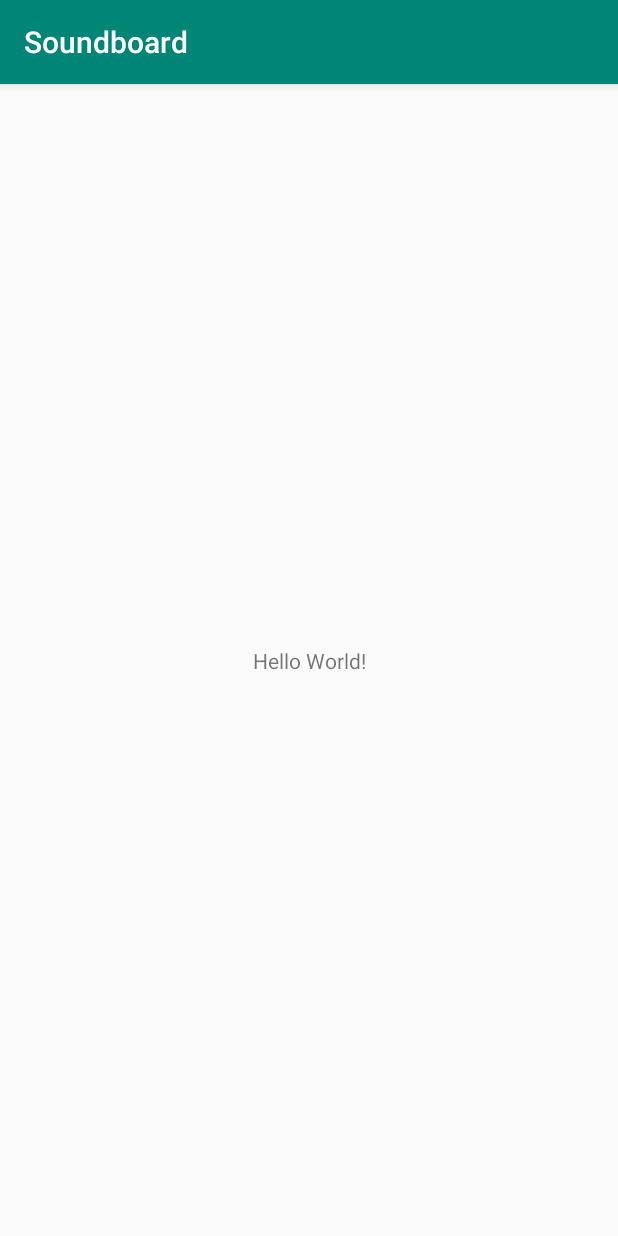
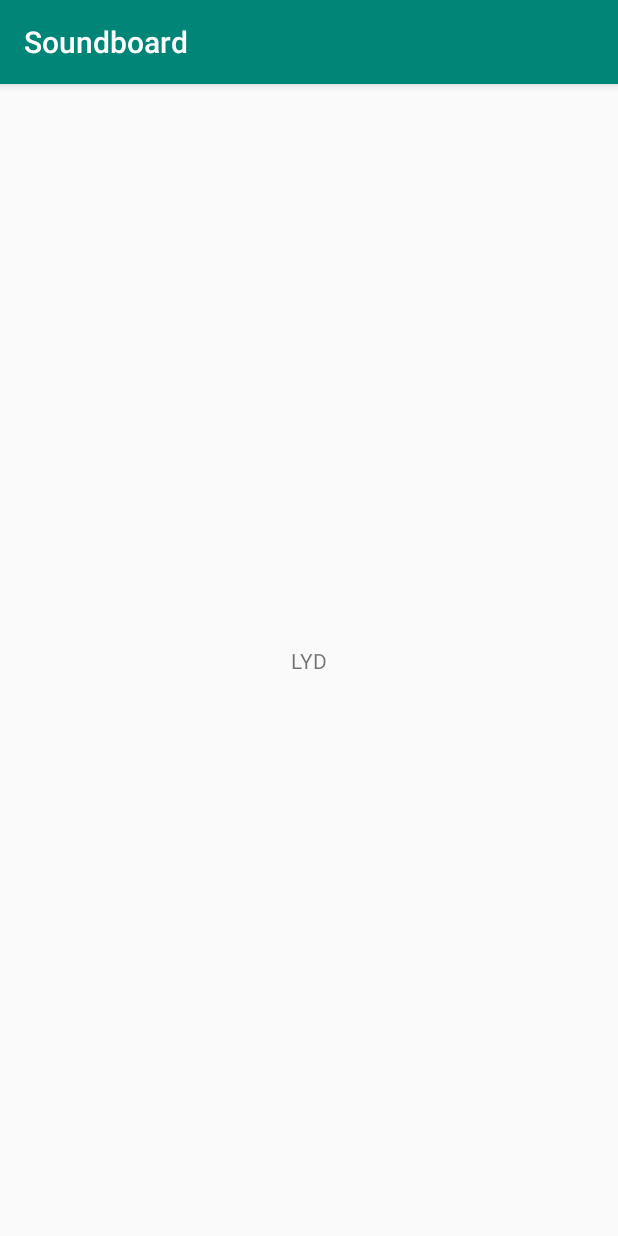
Before and after one commit to anlas17/apProjectSB, an Android app: the screen it shows after launch (MainActivity), on a phone screen of 412 x 824 dp. Run offline under Robolectric (Android 15) with nearby library versions, the phone set to English and light mode, and no system bars.

Commit message:
Update activity_main.xml

```diff
--- a/Soundboard/app/src/main/res/layout/activity_main.xml
+++ b/Soundboard/app/src/main/res/layout/activity_main.xml
@@ -9,7 +9,7 @@
     <TextView
         android:layout_width="wrap_content"
         android:layout_height="wrap_content"
-        android:text="Hello World!"
+        android:text="LYD"
         app:layout_constraintBottom_toBottomOf="parent"
         app:layout_constraintLeft_toLeftOf="parent"
         app:layout_constraintRight_toRightOf="parent"
```
